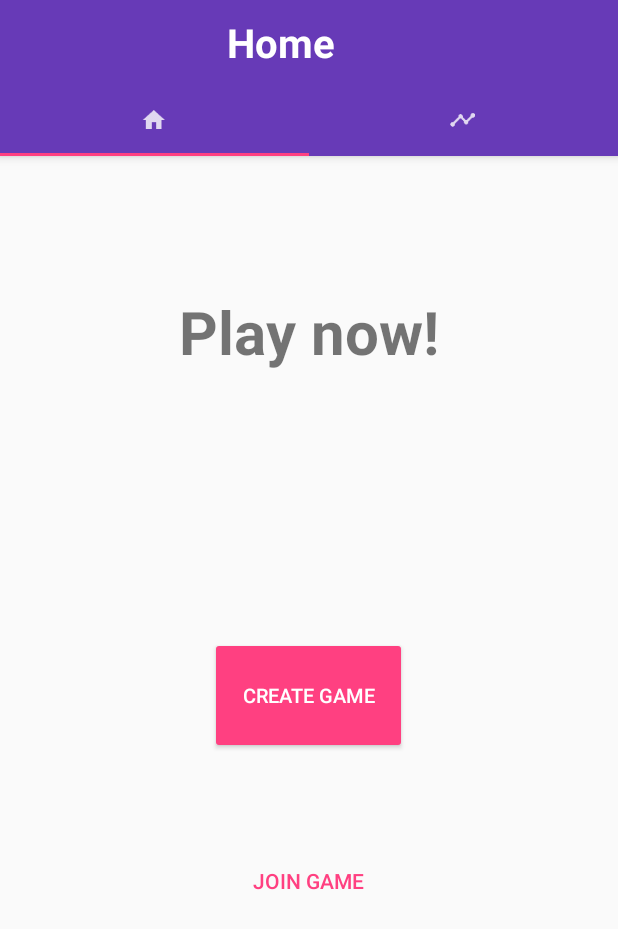
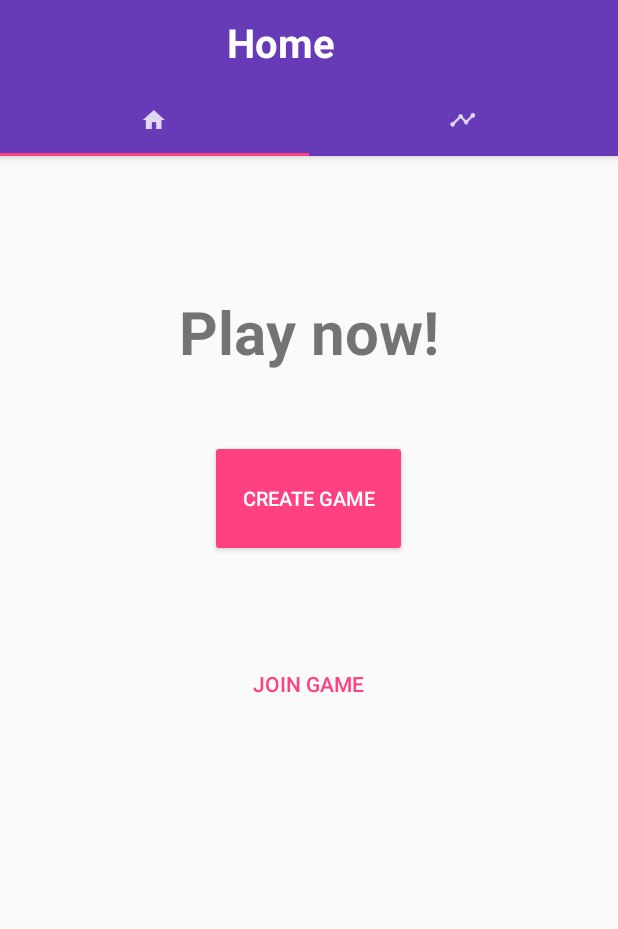
Before and after one commit to BrianGorter078/Lasergame, an Android app: the screen it shows after launch (MainActivity), on a phone screen of 412 x 824 dp. Shown: the top 929 px of the screen. Run offline under Robolectric (Android 15) with nearby library versions, the phone set to English and light mode, and no system bars; our stand-ins replace ButterKnife.

```diff
--- a/app/build.gradle
+++ b/app/build.gradle
@@ -6,7 +6,7 @@ android {
 
     defaultConfig {
         applicationId "com.briang.lasergame"
-        minSdkVersion 15
+        minSdkVersion 19
         targetSdkVersion 23
         versionCode 1
         versionName "1.0"
--- a/app/src/main/AndroidManifest.xml
+++ b/app/src/main/AndroidManifest.xml
@@ -18,5 +18,5 @@
             </intent-filter>
         </activity>
     </application>
-
+    <uses-permission android:name="android.permission.INTERNET"/>
 </manifest>
--- /dev/null
+++ b/app/src/main/java/com/briang/lasergame/AsyncResponse.java
@@ -0,0 +1,8 @@
+package com.briang.lasergame;
+
+/**
+ * Created by Brian on 6-6-2016.
+ */
+public interface AsyncResponse {
+    void processFinish(String output);
+}
--- a/app/src/main/java/com/briang/lasergame/MainActivity.java
+++ b/app/src/main/java/com/briang/lasergame/MainActivity.java
@@ -1,19 +1,18 @@
 package com.briang.lasergame;
 
 import android.content.DialogInterface;
+import android.os.Bundle;
 import android.support.design.widget.TabLayout;
 import android.support.v4.app.Fragment;
 import android.support.v4.app.FragmentManager;
 import android.support.v4.app.FragmentPagerAdapter;
 import android.support.v4.view.ViewPager;
-
 import android.support.v7.app.AlertDialog;
 import android.support.v7.app.AppCompatActivity;
-import android.os.Bundle;
 import android.support.v7.widget.Toolbar;
+import android.util.Log;
 import android.view.View;
 import android.widget.TextView;
-
 
 import java.util.ArrayList;
 import java.util.List;
@@ -21,7 +20,9 @@ import java.util.List;
 import butterknife.BindView;
 import butterknife.ButterKnife;
 
-public class MainActivity extends AppCompatActivity {
+public class MainActivity extends AppCompatActivity implements AsyncResponse{
+
+    OkHttpGet okHttpGet = new OkHttpGet();
 
     @BindView(R.id.toolbar)
     Toolbar mActionBarToolbar;
@@ -31,6 +32,7 @@ public class MainActivity extends AppCompatActivity {
     ViewPager viewPager;
     @BindView(R.id.toolbar_title)
     TextView title;
+
     private int[] tabIcons = {
             R.drawable.ic_home,
             R.drawable.ic_settings
@@ -55,9 +57,35 @@ public class MainActivity extends AppCompatActivity {
         tabLayout.setOnTabSelectedListener(onTabSelectedListener());
         setupTabIcons();
 
+        okHttpGet.delegate = this;
+        getRequest("http://laser-web.herokuapp.com/healthpoints ");
+
+
     }
 
 
+    /**
+     * This overrides the implemented method from asyncTask
+     * This method gets the response from the asyncTask
+     *
+     * @param output
+     */
+    public void processFinish(String output){
+        //Here you will receive the result fired from async class
+        //of onPostExecute(result) method.
+        Log.d("Response" , output);
+
+    }
+
+    /**
+     * Executes a http getRequest from the requested URl
+     *
+     * @param url
+     */
+    public void getRequest(String url)
+    {
+        okHttpGet.execute(url);
+    }
     /**
      * Listener for Tabs underneath the status bar
      *
@@ -145,4 +173,6 @@ public class MainActivity extends AppCompatActivity {
         }
 
     }
+
+
 }
--- /dev/null
+++ b/app/src/main/java/com/briang/lasergame/OkHttpGet.java
@@ -0,0 +1,41 @@
+package com.briang.lasergame;
+
+import android.os.AsyncTask;
+
+import okhttp3.OkHttpClient;
+import okhttp3.Request;
+import okhttp3.Response;
+
+public class OkHttpGet extends AsyncTask<String, String, String> {
+
+    public AsyncResponse delegate = null;
+
+    OkHttpClient client = new OkHttpClient();
+    String result;
+
+
+    @Override
+    protected String doInBackground(String...url)  {
+        {
+
+            Request request = new Request.Builder()
+                    .url(url[0])
+                    .build();
+
+           try {
+               Response response = client.newCall(request).execute();
+               result = response.body().string();
+
+                return result;
+            }catch (Exception e)
+            {}
+    }
+
+
+        return result;
+    }
+
+    protected void onPostExecute(String result){
+        delegate.processFinish(result);
+    }
+}
--- a/app/src/main/res/layout/fragment_home.xml
+++ b/app/src/main/res/layout/fragment_home.xml
@@ -26,9 +26,9 @@
             android:textSize="13dp"
             android:paddingLeft="16dp"
             android:paddingRight="16dp"
-            android:layout_centerVertical="true"
-            android:layout_alignLeft="@+id/button3"
-            android:layout_alignStart="@+id/button3" />
+            android:layout_below="@+id/textView2"
+            android:layout_alignStart="@+id/button3"
+            android:layout_marginTop="45dp" />
 
         <Button
             android:layout_width="131dp"
```
Also changed, not shown: app/src/main/res/layout/fragment_stats.xml (+9 -7 lines).
